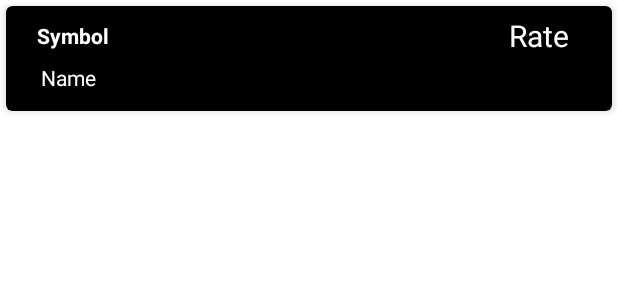
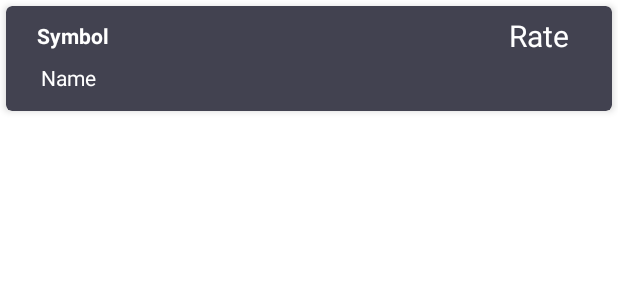
Before and after one commit to vectaaa/crptolister, an Android app: the layout currency_rv_item.xml on its own in the app's theme, with its tools: preview values and no code run, on a phone screen of 412 x 824 dp. Shown: the top 300 px of the screen. Run offline under Robolectric (Android 15) with nearby library versions, the phone set to English and light mode, and no system bars; network calls fail.

Commit message:
Update currency_rv_item.xml

```diff
--- a/app/src/main/res/layout/currency_rv_item.xml
+++ b/app/src/main/res/layout/currency_rv_item.xml
@@ -6,7 +6,7 @@
     android:layout_height="70dp"
     xmlns:app="http://schemas.android.com/apk/res-auto"
     android:layout_margin="4dp"
-    app:cardBackgroundColor="@color/black"
+    app:cardBackgroundColor="#424250"
     app:cardCornerRadius="4dp"
     app:cardElevation="3dp"
     >
```
